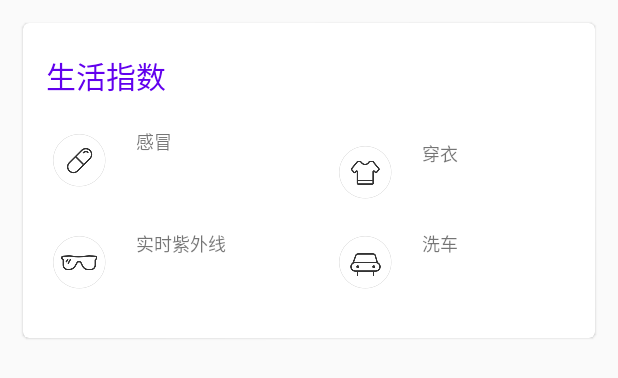
After one commit to paulZC83/PaulWeather, an Android app: the layout life_index.xml on its own in the app's theme, with its tools: preview values and no code run, on a phone screen of 412 x 824 dp. The commit adds this screen. Shown: the top 378 px of the screen. Run offline under Robolectric (Android 15) with nearby library versions, the phone set to English and light mode, and no system bars.

Commit message:
功能完善

```diff
--- a/app/build.gradle
+++ b/app/build.gradle
@@ -16,7 +16,7 @@ android {
         testInstrumentationRunner "androidx.test.runner.AndroidJUnitRunner"
     }
     kotlinOptions {
-        jvmTarget=1.8
+        jvmTarget = 1.8
     }
 
     buildTypes {
@@ -43,7 +43,7 @@ dependencies {
     implementation "androidx.lifecycle:lifecycle-viewmodel-ktx:2.2.0"
     implementation "androidx.lifecycle:lifecycle-livedata-ktx:2.2.0"
     implementation "androidx.work:work-runtime:2.2.0"
-    implementation 'com.google.android.material:material:1.1.0'
+    implementation 'com.google.android.material:material:1.0.0'
     implementation 'com.squareup.retrofit2:retrofit:2.6.1'
     implementation 'com.squareup.retrofit2:converter-gson:2.6.1'
     implementation "org.jetbrains.kotlinx:kotlinx-coroutines-core:1.3.0"
--- a/app/src/main/AndroidManifest.xml
+++ b/app/src/main/AndroidManifest.xml
@@ -2,7 +2,8 @@
 <manifest xmlns:android="http://schemas.android.com/apk/res/android"
     package="cn.sh.changxing.paulweather">
 
-    <uses-permission android:name="android.permission.INTERNET"/>
+    <uses-permission android:name="android.permission.INTERNET" />
+
     <application
         android:name=".PaulWeatherApplication"
         android:allowBackup="true"
@@ -11,6 +12,7 @@
         android:roundIcon="@mipmap/ic_launcher_round"
         android:supportsRtl="true"
         android:theme="@style/AppTheme">
+        <activity android:name=".ui.weather.WeatherActivity"></activity>
         <activity android:name=".MainActivity">
             <intent-filter>
                 <action android:name="android.intent.action.MAIN" />
--- /dev/null
+++ b/app/src/main/java/cn/sh/changxing/paulweather/logic/model/Weather.kt
@@ -0,0 +1,3 @@
+package cn.sh.changxing.paulweather.logic.model
+
+data class Weather(val realtime: RealtimeResponse.Realtime, val daily: DailyResponse.Daily)
--- a/app/src/main/java/cn/sh/changxing/paulweather/logic/network/PaulWeatherNetwork.kt
+++ b/app/src/main/java/cn/sh/changxing/paulweather/logic/network/PaulWeatherNetwork.kt
@@ -9,7 +9,12 @@ import kotlin.coroutines.suspendCoroutine
 
 object PaulWeatherNetwork {
     private val placeService = ServiceCreator.create(PlaceService::class.java)
+    private val weatherService = ServiceCreator.create(WeatherService::class.java)
+
     suspend fun searchPlace(query:String) = placeService.searchPlace(query).await()
+    suspend fun getDailyWeather(lng:String, lat:String) = weatherService.getDailyWeather(lng, lat).await()
+    suspend fun getRealtimeWeather(lng:String, lat:String) = weatherService.getRealtimeWeather(lng,lat).await()
+
     private suspend fun <T> Call<T>.await():T {
         return suspendCoroutine {continuation ->
             enqueue(object :Callback<T> {
--- a/app/src/main/java/cn/sh/changxing/paulweather/ui/place/PlaceViewModel.kt
+++ b/app/src/main/java/cn/sh/changxing/paulweather/ui/place/PlaceViewModel.kt
@@ -16,4 +16,7 @@ class PlaceViewModel: ViewModel() {
     fun searchPlaces(query:String) {
         searchLiveData.value = query
     }
+    fun savePlace(place: Place) = Repository.savePlace(place)
+    fun getSavePlace() = Repository.getSavePlace()
+    fun isSavedPlace() = Repository.isSavedPlace()
 }
--- /dev/null
+++ b/app/src/main/res/layout/life_index.xml
@@ -0,0 +1,159 @@
+<?xml version="1.0" encoding="utf-8"?>
+<com.google.android.material.card.MaterialCardView xmlns:android="http://schemas.android.com/apk/res/android"
+    android:layout_width="match_parent"
+    android:layout_height="wrap_content"
+    xmlns:app="http://schemas.android.com/apk/res-auto"
+    android:layout_margin="15dp"
+    app:cardCornerRadius="4dp">
+    <LinearLayout
+        android:layout_width="match_parent"
+        android:layout_height="wrap_content"
+        android:orientation="vertical">
+        <TextView
+            android:layout_width="wrap_content"
+            android:layout_height="wrap_content"
+            android:layout_marginStart="15dp"
+            android:layout_marginTop="20dp"
+            android:textSize="20sp"
+            android:textColor="?android:attr/colorPrimary"
+            android:text="生活指数"/>
+        <LinearLayout
+            android:layout_width="match_parent"
+            android:layout_height="wrap_content"
+            android:layout_marginTop="20dp">
+            <RelativeLayout
+                android:layout_width="0dp"
+                android:layout_height="wrap_content"
+                android:layout_weight="1">
+                <ImageView
+                    android:id="@+id/coldRiskImg"
+                    android:layout_width="wrap_content"
+                    android:layout_height="wrap_content"
+                    android:layout_centerVertical="true"
+                    android:layout_marginStart="20sp"
+                    android:src="@drawable/ic_coldrisk"/>
+                <LinearLayout
+                    android:layout_width="wrap_content"
+                    android:layout_height="wrap_content"
+                    android:layout_centerVertical="true"
+                    android:layout_toEndOf="@id/coldRiskImg"
+                    android:layout_marginStart="20dp"
+                    android:orientation="vertical">
+                    <TextView
+                        android:layout_width="wrap_content"
+                        android:layout_height="wrap_content"
+                        android:text="感冒"
+                        android:textSize="12sp"/>
+                    <TextView
+                        android:id="@+id/coldRiskText"
+                        android:layout_width="wrap_content"
+                        android:layout_height="wrap_content"
+                        android:layout_marginTop="4dp"
+                        android:textSize="16sp"
+                        android:textColor="?android:attr/colorPrimary"/>
+                </LinearLayout>
+            </RelativeLayout>
+            <RelativeLayout
+                android:layout_width="0dp"
+                android:layout_height="60dp"
+                android:layout_weight="1">
+                <ImageView
+                    android:id="@+id/dressImage"
+                    android:layout_width="wrap_content"
+                    android:layout_height="wrap_content"
+                    android:layout_centerVertical="true"
+                    android:layout_marginStart="20dp"
+                    android:src="@drawable/ic_dressing"/>
+                <LinearLayout
+                    android:layout_width="wrap_content"
+                    android:layout_height="wrap_content"
+                    android:layout_centerVertical="true"
+                    android:layout_toEndOf="@id/dressImage"
+                    android:layout_marginStart="20dp"
+                    android:orientation="vertical">
+                    <TextView
+                        android:layout_width="wrap_content"
+                        android:layout_height="wrap_content"
+                        android:text="穿衣"
+                        android:textSize="12sp"/>
+                    <TextView
+                        android:id="@+id/dressingText"
+                        android:layout_width="wrap_content"
+                        android:layout_height="wrap_content"
+                        android:layout_marginTop="4dp"
+                        android:textSize="16sp"
+                        android:textColor="?android:attr/colorPrimary"/>
+                </LinearLayout>
+            </RelativeLayout>
+        </LinearLayout>
+        <LinearLayout
+            android:layout_width="match_parent"
+            android:layout_height="wrap_content"
+            android:layout_marginBottom="20dp">
+            <RelativeLayout
+                android:layout_width="0dp"
+                android:layout_height="60dp"
+                android:layout_weight="1">
+                <ImageView
+                    android:id="@+id/ultravioletImg"
+                    android:layout_width="wrap_content"
+                    android:layout_height="wrap_content"
+                    android:layout_centerVertical="true"
+                    android:layout_marginStart="20dp"
+                    android:src="@drawable/ic_ultraviolet"/>
+                <LinearLayout
+                    android:layout_width="wrap_content"
+                    android:layout_height="wrap_content"
+                    android:layout_centerVertical="true"
+                    android:layout_toEndOf="@id/ultravioletImg"
+                    android:layout_marginStart="20dp"
+                    android:orientation="vertical">
+                    <TextView
+                        android:layout_width="wrap_content"
+                        android:layout_height="wrap_content"
+                        android:text="实时紫外线"
+                        android:textSize="12sp"/>
+                    <TextView
+                        android:id="@+id/ultravioletText"
+                        android:layout_width="wrap_content"
+                        android:layout_height="wrap_content"
+                        android:layout_marginTop="4dp"
+                        android:textSize="16sp"
+                        android:textColor="?android:attr/colorPrimary"/>
+                </LinearLayout>
+            </RelativeLayout>
+            <RelativeLayout
+                android:layout_width="0dp"
+                android:layout_height="60dp"
+                android:layout_weight="1">
+                <ImageView
+                    android:id="@+id/carWashingImg"
+                    android:layout_width="wrap_content"
+                    android:layout_height="wrap_content"
+                    android:layout_centerVertical="true"
+                    android:layout_marginStart="20dp"
+                    android:src="@drawable/ic_carwashing"/>
+                <LinearLayout
+                    android:layout_width="wrap_content"
+                    android:layout_height="wrap_content"
+                    android:layout_centerVertical="true"
+                    android:layout_toEndOf="@id/carWashingImg"
+                    android:layout_marginStart="20dp"
+                    android:orientation="vertical">
+                    <TextView
+                        android:layout_width="wrap_content"
+                        android:layout_height="wrap_content"
+                        android:text="洗车"
+                        android:textSize="12sp"/>
+                    <TextView
+                        android:id="@+id/carWashingText"
+                        android:layout_width="wrap_content"
+                        android:layout_height="wrap_content"
+                        android:layout_marginTop="4dp"
+                        android:textSize="16sp"
+                        android:textColor="?android:attr/colorPrimary"/>
+                </LinearLayout>
+            </RelativeLayout>
+        </LinearLayout>
+    </LinearLayout>
+</com.google.android.material.card.MaterialCardView>
```
Also changed, not shown: app/src/main/java/cn/sh/changxing/paulweather/logic/Repository.kt (+82 -4 lines), app/src/main/java/cn/sh/changxing/paulweather/logic/dao/PlaceDao.kt (added, +23 -0 lines), app/src/main/java/cn/sh/changxing/paulweather/logic/model/DailyResponse.kt (added, +18 -0 lines), app/src/main/java/cn/sh/changxing/paulweather/logic/model/RealtimeResponse.kt (added, +13 -0 lines), app/src/main/java/cn/sh/changxing/paulweather/logic/model/Sky.kt (added, +34 -0 lines), app/src/main/java/cn/sh/changxing/paulweather/logic/network/WeatherService.kt (added, +16 -0 lines), app/src/main/java/cn/sh/changxing/paulweather/ui/place/PlaceAdapter.kt (+28 -3 lines), app/src/main/java/cn/sh/changxing/paulweather/ui/place/PlaceFragment.kt (+17 -0 lines), app/src/main/java/cn/sh/changxing/paulweather/ui/weather/WeatherActivity.kt (added, +129 -0 lines), app/src/main/java/cn/sh/changxing/paulweather/ui/weather/WeatherViewModel.kt (added, +23 -0 lines), app/src/main/res/layout/activity_weather.xml (added, +44 -0 lines), app/src/main/res/layout/forecast.xml (added, +29 -0 lines), app/src/main/res/layout/forecast_item.xml (added, +31 -0 lines), app/src/main/res/layout/now.xml (added, +72 -0 lines).
